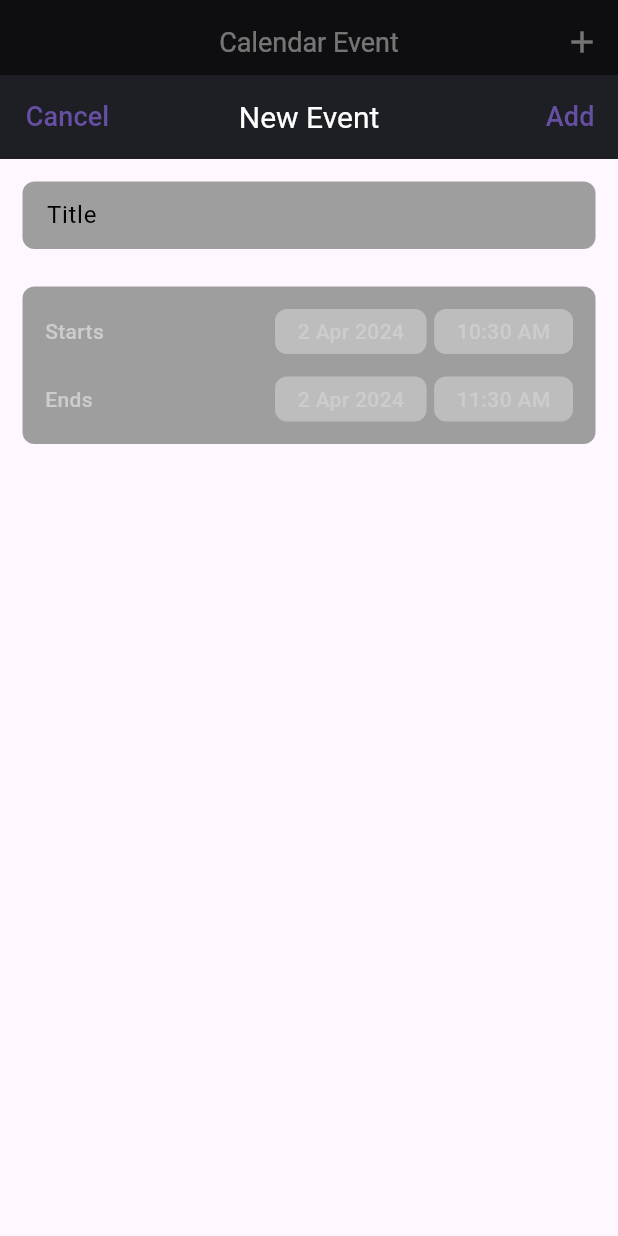
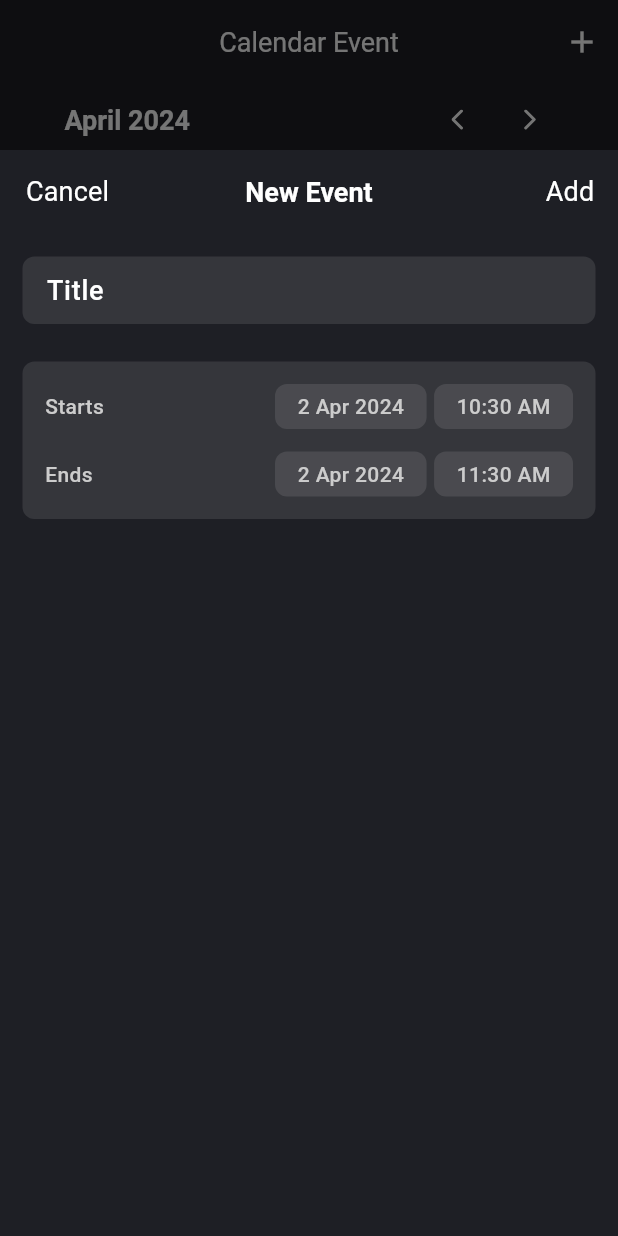
Before and after one commit to MaxZubko/event-calendar, a Flutter app: the screen it shows after launch, after a tap on the "add" icon, on a phone screen of 412 x 824 dp. Run offline on Flutter 3.47's test engine with Material 3 defaults, Android fonts, the phone set to English and light mode, and no system bars; our stand-ins replace bloc, cloud_firestore, equatable, firebase_core, flutter_bloc, flutter_svg and 3 more; accounts and stored records are empty.

Commit message:
fixed app theme

```diff
--- a/lib/constants/src/colors.dart
+++ b/lib/constants/src/colors.dart
@@ -4,4 +4,8 @@ class Colors {
   static const Color greenSelected = Color(0xFF589C5F);
   static const Color redSelected = Color(0xFFFB3F4A);
   static const Color grey = Color(0xFFCCCCCC);
+  static const Color white = Color(0xFFFFFFFF); // divider dark
+  static const Color dark = Color(0xFF1E1F25); // scaffold
+  static const Color darkLight = Color(0xFF313131); // divider dark
+  static const Color lightDivider = Color(0xFFF7F7F7);
 }
--- a/lib/features/home/view/home_screen.dart
+++ b/lib/features/home/view/home_screen.dart
@@ -18,10 +18,11 @@ class HomeScreen extends StatelessWidget {
       ),
       body: const SafeArea(
         child: Padding(
-          padding: EdgeInsets.symmetric(horizontal: 40),
+          padding: EdgeInsets.symmetric(horizontal: 35),
           child: Column(
             children: [
               CalendarHeader(),
+              SizedBox(height: 20),
               Flexible(child: CalendarBody()),
               SizedBox(height: 20),
               Expanded(flex: 2, child: EventsList()),
@@ -40,7 +41,7 @@ class HomeScreen extends StatelessWidget {
       elevation: 0,
       context: context,
       builder: (context) => const Padding(
-        padding: EdgeInsets.only(top: 50),
+        padding: EdgeInsets.only(top: 100),
         child: EventBottomSheet(),
       ),
     );
--- a/lib/features/home/widgets/calendar_body.dart
+++ b/lib/features/home/widgets/calendar_body.dart
@@ -16,6 +16,8 @@ class CalendarBody extends StatefulWidget {
 class _CalendarBodyState extends State<CalendarBody> {
   @override
   Widget build(BuildContext context) {
+    final theme = Theme.of(context);
+
     return CustomScrollView(
       physics: const NeverScrollableScrollPhysics(),
       slivers: [
@@ -91,7 +93,13 @@ class _CalendarBodyState extends State<CalendarBody> {
                                           color: constants.Colors.greenSelected,
                                         )
                                       : null,
-                                  child: Text(day.toString()),
+                                  child: Text(
+                                    day.toString(),
+                                    style: isCurrent
+                                        ? theme.textTheme.bodyLarge!.copyWith(
+                                            color: constants.Colors.white)
+                                        : theme.textTheme.bodyLarge,
+                                  ),
                                 ),
                                 if (hasEventForDate)
                                   Container(
--- a/lib/features/home/widgets/calendar_header.dart
+++ b/lib/features/home/widgets/calendar_header.dart
@@ -9,25 +9,35 @@ class CalendarHeader extends StatelessWidget {
 
   @override
   Widget build(BuildContext context) {
+    final theme = Theme.of(context);
+
     return Row(
       children: [
+        const SizedBox(width: 8),
         BlocBuilder<CalendarCubit, CalendarState>(
           builder: (context, state) {
             return Text(
-              '${state.currentDate.month.toString()} ${state.currentDate.year.toString()}',
+              '${_getMonthName(state.currentDate.month)} ${state.currentDate.year.toString()}',
+              style: theme.textTheme.titleLarge,
             );
           },
         ),
         const Expanded(child: SizedBox()),
         IconButton(
-          icon: SvgPicture.asset(constants.Assets.arrowLeftSvg),
+          icon: SvgPicture.asset(
+            constants.Assets.arrowLeftSvg,
+            color: constants.Colors.white,
+          ),
           onPressed: () {
             final cubit = context.read<CalendarCubit>();
             cubit.previousMonth();
           },
         ),
         IconButton(
-          icon: SvgPicture.asset(constants.Assets.arrowRightSvg),
+          icon: SvgPicture.asset(
+            constants.Assets.arrowRightSvg,
+            color: constants.Colors.white,
+          ),
           onPressed: () {
             final cubit = context.read<CalendarCubit>();
             cubit.nextMonth();
@@ -36,4 +46,22 @@ class CalendarHeader extends StatelessWidget {
       ],
     );
   }
+
+  String _getMonthName(int month) {
+    List<String> months = [
+      'January',
+      'February',
+      'March',
+      'April',
+      'May',
+      'June',
+      'July',
+      'August',
+      'September',
+      'October',
+      'November',
+      'December'
+    ];
+    return months[month - 1];
+  }
 }
--- a/lib/features/home/widgets/calendar_week_days.dart
+++ b/lib/features/home/widgets/calendar_week_days.dart
@@ -15,12 +15,17 @@ class CalendarWeekDays extends StatelessWidget {
 
   @override
   Widget build(BuildContext context) {
+    final theme = Theme.of(context);
+
     return Row(
       children: _weekDays
           .map(
             (day) => Expanded(
               child: Center(
-                child: Text(day),
+                child: Text(
+                  day,
+                  style: theme.textTheme.titleMedium,
+                ),
               ),
             ),
           )
--- a/lib/features/home/widgets/events_list.dart
+++ b/lib/features/home/widgets/events_list.dart
@@ -16,6 +16,12 @@ class EventsList extends StatelessWidget {
 
     return CustomScrollView(
       slivers: [
+        const SliverToBoxAdapter(
+          child: Divider(),
+        ),
+        const SliverToBoxAdapter(
+          child: SizedBox(height: 15),
+        ),
         BlocSelector<CalendarCubit, CalendarState, DateTime>(
           selector: (state) => state.selectedDate,
           builder: (context, selectedDate) {
@@ -65,20 +71,6 @@ class EventsList extends StatelessWidget {
                               overflow: TextOverflow.ellipsis,
                               style: theme.textTheme.titleMedium,
                             ),
-
-                            // Column(
-                            //   crossAxisAlignment: CrossAxisAlignment.end,
-                            //   children: [
-                            //     Text(
-                            //       DateTimeUtils.formatTime(
-                            //           context, eventsList[index].startTime),
-                            //     ),
-                            //     Text(
-                            //       DateTimeUtils.formatTime(
-                            //           context, eventsList[index].endTime),
-                            //     ),
-                            //   ],
-                            // )
                           ],
                         ),
                       );
--- a/lib/ui/theme/theme.dart
+++ b/lib/ui/theme/theme.dart
@@ -1,33 +1,78 @@
 import 'package:flutter/material.dart';
 import 'package:event_calendar_app/constants/constants.dart' as constants;
 
-const _scaffoldBackgroundColor = Color(0xFF1E1F25);
-
 final darkTheme = ThemeData(
+  useMaterial3: true,
   appBarTheme: AppBarTheme(
-    color: _scaffoldBackgroundColor,
-    titleTextStyle: textTheme.headlineMedium,
+    color: constants.Colors.dark,
+    titleTextStyle: _textTheme.headlineMedium,
     iconTheme: const IconThemeData(
       color: Colors.white,
     ),
   ),
-  textTheme: textTheme,
-  scaffoldBackgroundColor: _scaffoldBackgroundColor,
+  dividerTheme: const DividerThemeData(
+    color: constants.Colors.darkLight,
+  ),
+  textTheme: _textTheme,
+  scaffoldBackgroundColor: constants.Colors.dark,
+  colorScheme: ColorScheme.fromSeed(
+    seedColor: constants.Colors.white,
+    brightness: Brightness.dark,
+  ),
 );
 
-const textTheme = TextTheme(
+final lightTheme = ThemeData(
+  useMaterial3: true,
+  appBarTheme: AppBarTheme(
+    color: constants.Colors.white,
+    titleTextStyle: _textTheme.headlineMedium,
+    iconTheme: const IconThemeData(
+      color: Colors.white,
+    ),
+  ),
+  textTheme: _textTheme,
+  scaffoldBackgroundColor: constants.Colors.white,
+  dividerTheme: DividerThemeData(
+    color: Colors.grey.withOpacity(0.1),
+  ),
+  colorScheme: ColorScheme.fromSeed(
+    seedColor: constants.Colors.white,
+    brightness: Brightness.light,
+  ),
+);
+
+const _textTheme = TextTheme(
     headlineMedium: TextStyle(
       fontSize: 22,
       fontWeight: FontWeight.w400,
     ),
+    titleLarge: TextStyle(
+      fontSize: 18,
+      fontWeight: FontWeight.w700,
+      color: Colors.white,
+    ),
     titleMedium: TextStyle(
-    fontSize: 22,
+      fontSize: 18,
       fontWeight: FontWeight.w500,
       color: Colors.white,
+    ),
+    titleSmall: TextStyle(
+      fontSize: 18,
+      fontWeight: FontWeight.w400,
+      color: Colors.white,
+    ),
+    bodyLarge: TextStyle(
+      fontSize: 18,
+      fontWeight: FontWeight.w500,
+      color: constants.Colors.grey,
     ),
     bodyMedium: TextStyle(
       fontSize: 14,
       fontWeight: FontWeight.w500,
       color: constants.Colors.grey,
     ),
-);
+    labelMedium: TextStyle(
+      fontSize: 16,
+      fontWeight: FontWeight.w400,
+      color: constants.Colors.redSelected,
+    ));
--- a/lib/ui/widgets/date_time_section_bottom_sheet.dart
+++ b/lib/ui/widgets/date_time_section_bottom_sheet.dart
@@ -1,5 +1,6 @@
 import 'package:flutter/material.dart';
 import 'package:intl/intl.dart';
+import 'package:event_calendar_app/constants/constants.dart' as constants;
 
 class DateTimeSectionBottomSheet extends StatelessWidget {
   final String title;
@@ -27,7 +28,7 @@ class DateTimeSectionBottomSheet extends StatelessWidget {
           child: Container(
             height: 30,
             decoration: BoxDecoration(
-                color: Colors.grey[400],
+                color: constants.Colors.white.withOpacity(0.1),
                 borderRadius: BorderRadius.circular(8)),
             padding: const EdgeInsets.symmetric(horizontal: 15),
             alignment: Alignment.center,
@@ -40,7 +41,7 @@ class DateTimeSectionBottomSheet extends StatelessWidget {
           child: Container(
             height: 30,
             decoration: BoxDecoration(
-                color: Colors.grey[400],
+                color: constants.Colors.white.withOpacity(0.1),
                 borderRadius: BorderRadius.circular(8)),
             padding: const EdgeInsets.symmetric(horizontal: 15),
             alignment: Alignment.center,
--- a/lib/ui/widgets/event_bottom_sheet.dart
+++ b/lib/ui/widgets/event_bottom_sheet.dart
@@ -7,6 +7,8 @@ import 'package:flutter/cupertino.dart';
 import 'package:flutter/material.dart';
 import 'package:go_router/go_router.dart';
 import 'package:uuid/uuid.dart';
+
+import 'package:event_calendar_app/constants/constants.dart' as constants;
 
 class EventBottomSheet extends StatefulWidget {
   final CalendarEventModel? eventModel;
@@ -39,48 +41,21 @@ class _EventBottomSheetState extends State<EventBottomSheet> {
 
   @override
   Widget build(BuildContext context) {
+    final theme = Theme.of(context);
+
     return Container(
-      decoration: BoxDecoration(
-        color: Theme.of(context).canvasColor,
-        borderRadius: const BorderRadius.vertical(
+      decoration: const BoxDecoration(
+        color: constants.Colors.dark,
+        borderRadius: BorderRadius.vertical(
           top: Radius.circular(20),
         ),
       ),
       child: SizedBox(
         width: double.infinity,
         child: CustomScrollView(
+          physics: const NeverScrollableScrollPhysics(),
           slivers: [
-            SliverAppBar(
-              pinned: true,
-              centerTitle: true,
-              leadingWidth: 90,
-              leading: TextButton(
-                onPressed: () {
-                  context.pop();
-                },
-                child: const Text(
-                  'Cancel',
-                  style: TextStyle(fontSize: 18),
-                ),
-              ),
-              actions: [
-                TextButton(
-                  onPressed: () {
-                    _onTapEvent(context);
-                  },
-                  child: const Text(
-                    'Add',
-                    style: TextStyle(fontSize: 18),
-                  ),
-                ),
-              ],
-              title: const Text(
-                'New Event',
-                style: TextStyle(fontSize: 20),
-              ),
-              elevation: 0,
-              surfaceTintColor: Colors.transparent,
-            ),
+            _appBar(theme),
             _sliverGap(15),
             SliverToBoxAdapter(
               child: Padding(
@@ -88,14 +63,14 @@ class _EventBottomSheetState extends State<EventBottomSheet> {
                 child: Container(
                   height: 45,
                   decoration: BoxDecoration(
-                    color: Colors.grey,
+                    color: constants.Colors.white.withOpacity(0.1),
                     borderRadius: BorderRadius.circular(8),
                   ),
                   child: TextField(
                     controller: _controller..text = _title ?? '',
                     decoration: const InputDecoration(
                       hintText: 'Title',
-                      hintStyle: TextStyle(color: Colors.black),
+                      hintStyle: TextStyle(color: constants.Colors.white),
                       contentPadding: EdgeInsets.symmetric(
                         horizontal: 12,
                       ),
@@ -121,7 +96,7 @@ class _EventBottomSheetState extends State<EventBottomSheet> {
                   padding:
                       const EdgeInsets.symmetric(horizontal: 15, vertical: 15),
                   decoration: BoxDecoration(
-                    color: Colors.grey,
+                    color: constants.Colors.white.withOpacity(0.1),
                     borderRadius: BorderRadius.circular(8),
                   ),
                   child: Column(
@@ -257,6 +232,40 @@ class _EventBottomSheetState extends State<EventBottomSheet> {
     );
   }
 
+  Widget _appBar(ThemeData theme) {
+    return SliverAppBar(
+      pinned: true,
+      centerTitle: true,
+      leadingWidth: 90,
+      leading: TextButton(
+        onPressed: () {
+          context.pop();
+        },
+        child: Text(
+          'Cancel',
+          style: theme.textTheme.titleSmall,
+        ),
+      ),
+      actions: [
+        TextButton(
+          onPressed: () {
+            _onTapEvent(context);
+          },
+          child: Text(
+            'Add',
+            style: theme.textTheme.titleSmall,
+          ),
+        ),
+      ],
+      title: Text(
+        'New Event',
+        style: theme.textTheme.titleLarge,
+      ),
+      elevation: 0,
+      surfaceTintColor: Colors.transparent,
+    );
+  }
+
   void _initializeValues() {
     if (widget.eventModel != null) {
       CalendarEventModel model = widget.eventModel!;
```
Also changed, not shown: lib/features/event_details/view/event_details_screen.dart (+21 -8 lines). Lines whose indentation alone changed are shown as unchanged.
